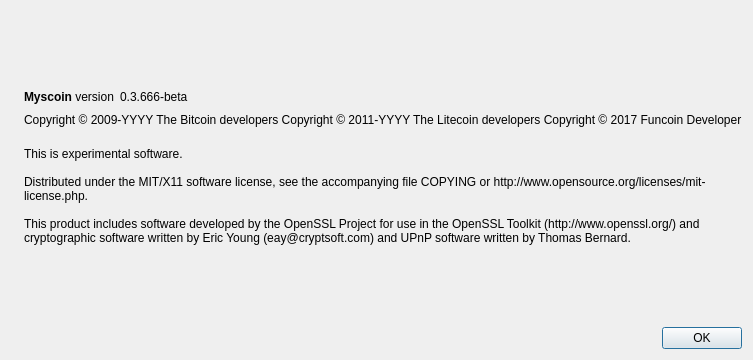
Old version of the form src/qt/forms/aboutdialog.ui in the repository agreatopportunity/myscoin.
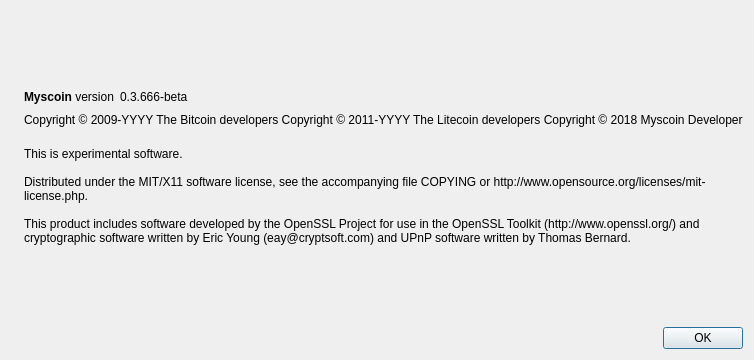
New version of the form. Icons and pictures are not drawn.

```diff
--- a/src/qt/forms/aboutdialog.ui
+++ b/src/qt/forms/aboutdialog.ui
@@ -93,7 +93,7 @@
        <property name="text">
         <string notr="true">Copyright &amp;copy; 2009-YYYY The Bitcoin developers
 Copyright &amp;copy; 2011-YYYY The Litecoin developers
-Copyright &amp;copy; 2017 Funcoin Developer</string>
+Copyright &amp;copy; 2018 Myscoin Developer</string>
        </property>
        <property name="textFormat">
         <enum>Qt::RichText</enum>
```
